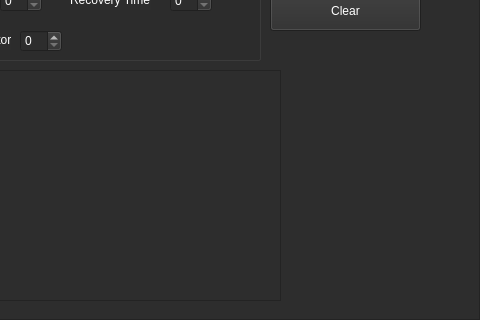
This is DCM_27/DCM_UI_2.ui in Drom0s137/pacemaker_3x03_27 as Qt 5 draws it before an edit; both pictures show x 520 to 1000 and y 180 to 500 of the 1000 by 500 pixel window. The edited form follows.
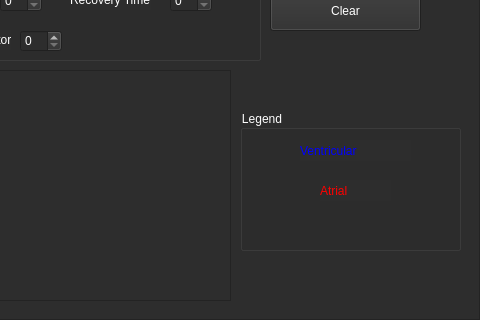
This is the edited form. The open tabs and pages were chosen to show the change. Custom widgets are drawn as their Qt base class.

The edit to the form file:
```diff
--- a/DCM_27/DCM_UI_2.ui
+++ b/DCM_27/DCM_UI_2.ui
@@ -2609,7 +2609,7 @@
                <rect>
                 <x>0</x>
                 <y>200</y>
-                <width>721</width>
+                <width>671</width>
                 <height>231</height>
                </rect>
               </property>
@@ -3009,6 +3009,56 @@
                <set>Qt::AlignCenter</set>
               </property>
              </widget>
+             <widget class="QGroupBox" name="groupBox_16">
+              <property name="geometry">
+               <rect>
+                <x>680</x>
+                <y>240</y>
+                <width>221</width>
+                <height>141</height>
+               </rect>
+              </property>
+              <property name="styleSheet">
+               <string notr="true">color: rgb(255, 255, 255);</string>
+              </property>
+              <property name="title">
+               <string>Legend</string>
+              </property>
+              <widget class="QLabel" name="label_93">
+               <property name="geometry">
+                <rect>
+                 <x>60</x>
+                 <y>30</y>
+                 <width>111</width>
+                 <height>21</height>
+                </rect>
+               </property>
+               <property name="styleSheet">
+                <string notr="true">font: 16pt &quot;Segoe UI&quot;;
+color: rgb(0, 0, 255);</string>
+               </property>
+               <property name="text">
+                <string>Ventricular</string>
+               </property>
+              </widget>
+              <widget class="QLabel" name="label_94">
+               <property name="geometry">
+                <rect>
+                 <x>80</x>
+                 <y>70</y>
+                 <width>71</width>
+                 <height>21</height>
+                </rect>
+               </property>
+               <property name="styleSheet">
+                <string notr="true">font: 16pt &quot;Segoe UI&quot;;
+color: rgb(255, 0, 0);</string>
+               </property>
+               <property name="text">
+                <string>Atrial</string>
+               </property>
+              </widget>
+             </widget>
             </widget>
            </widget>
           </item>
```
Left out of the diff: 358 changed lines with no effect on the pictures.
